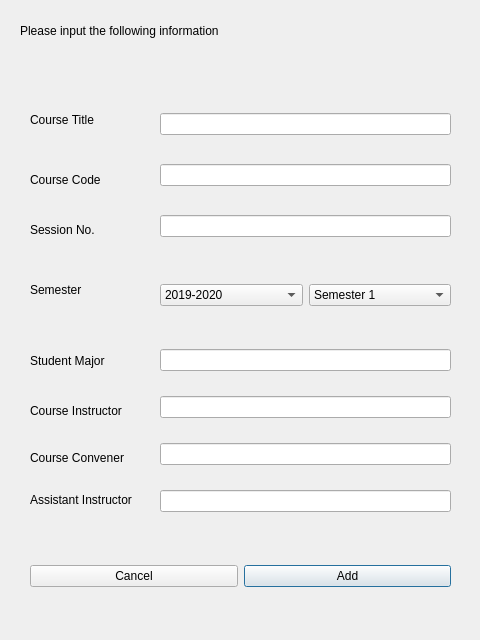
Old version of the form Ui/AddCoursePageUi.ui in the repository grinningGrace/SigmaU.
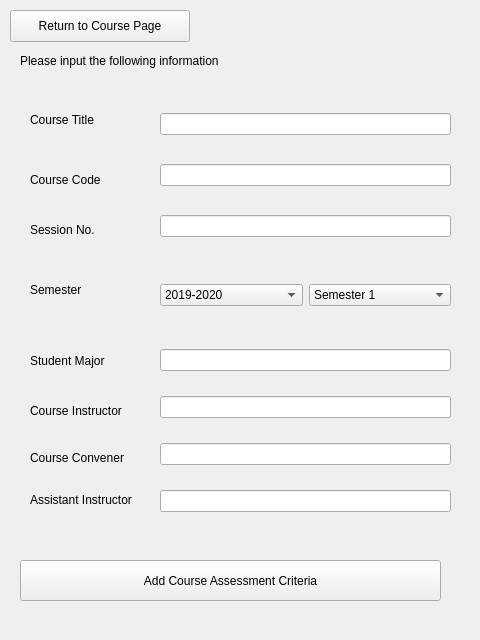
New version of the form.

Commit message: add course and add course assess criteria

The edit to the form file:
```diff
--- a/Ui/AddCoursePageUi.ui
+++ b/Ui/AddCoursePageUi.ui
@@ -17,7 +17,7 @@
    <property name="geometry">
     <rect>
      <x>20</x>
-     <y>0</y>
+     <y>30</y>
      <width>271</width>
      <height>61</height>
     </rect>
@@ -220,37 +220,40 @@
     <string>Assistant Instructor</string>
    </property>
   </widget>
-  <widget class="QWidget" name="horizontalLayoutWidget_2">
-   <property name="geometry">
-    <rect>
-     <x>30</x>
-     <y>560</y>
-     <width>421</width>
-     <height>32</height>
-    </rect>
-   </property>
-   <layout class="QHBoxLayout" name="horizontalLayout_2">
-    <item>
      <widget class="QPushButton" name="pushButton_2">
+   <property name="geometry">
+    <rect>
+     <x>10</x>
+     <y>10</y>
+     <width>180</width>
+     <height>32</height>
+    </rect>
+   </property>
       <property name="text">
-       <string>Cancel</string>
+    <string>Return to Course Page</string>
       </property>
       <property name="autoDefault">
        <bool>false</bool>
       </property>
      </widget>
-    </item>
-    <item>
      <widget class="QPushButton" name="pushButton">
       <property name="enabled">
        <bool>true</bool>
       </property>
+   <property name="geometry">
+    <rect>
+     <x>20</x>
+     <y>560</y>
+     <width>421</width>
+     <height>41</height>
+    </rect>
+   </property>
       <property name="text">
-       <string>Add</string>
-      </property>
-     </widget>
-    </item>
-   </layout>
+    <string>Add Course Assessment Criteria</string>
+   </property>
+   <property name="autoDefault">
+    <bool>false</bool>
+   </property>
   </widget>
  </widget>
  <resources/>
```
Lines whose indentation alone changed are shown as unchanged. The commit also changes 5 other files.
